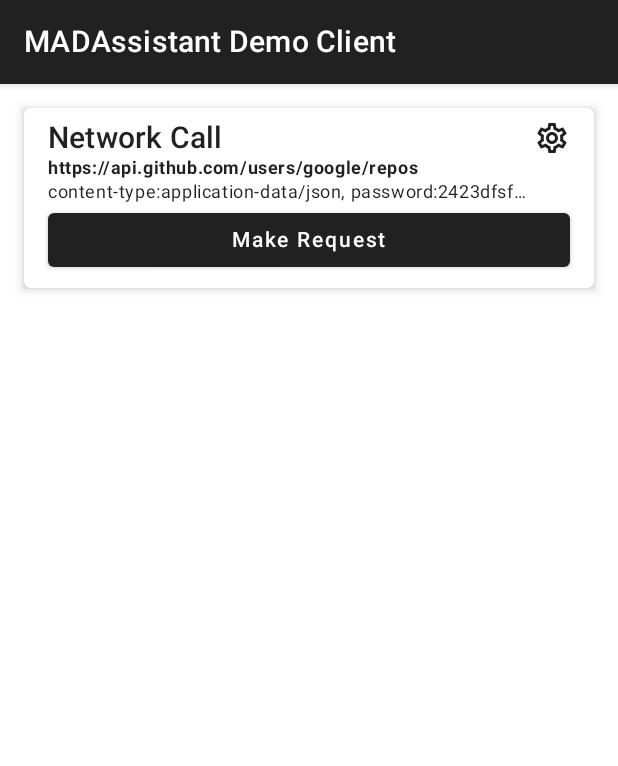
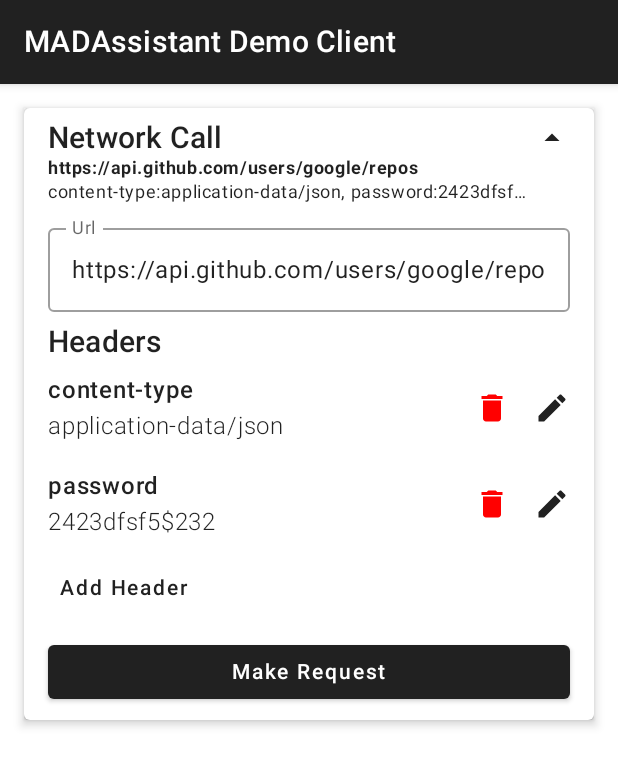
Before and after one commit to Evdayapps/madassistant-clientsdk, an Android app built with Jetpack Compose: the screen it shows after launch (TestActivity), on a phone screen of 412 x 824 dp. Shown: the top 766 px of the screen. Run offline under Robolectric (Android 15) with nearby library versions, the phone set to English and light mode, and no system bars; 5 statements that could not run were skipped.

Commit message:
Implemented collapsible configuration list for api calls

```diff
--- a/testapp/src/main/java/com/evdayapps/madassistant/testapp/TestActivity.kt
+++ b/testapp/src/main/java/com/evdayapps/madassistant/testapp/TestActivity.kt
@@ -83,10 +83,6 @@ class TestActivity : AppCompatActivity() {
         // Start a session
         madAssistantClient.startSession()
 
-        // Test log
-        madAssistantClient.logGenericLog(Log.INFO, "Test", "Just a test")
-
-
         madAssistantClient.logCrashes()
     }
 
--- a/testapp/src/main/java/com/evdayapps/madassistant/testapp/screens/MainScreen.kt
+++ b/testapp/src/main/java/com/evdayapps/madassistant/testapp/screens/MainScreen.kt
@@ -26,7 +26,10 @@ fun MainScreen(viewModel: MainScreenViewModel) {
             ApiCallWidget(
                 viewModel.networkCallConfig.value,
                 onRequestButtonClicked = viewModel::testApiCall,
-                onSettingsButtonClicked = {}
+                onUpdateConfig = { url, headers ->
+                    val new = MainScreenViewModel.NetworkCallConfig(url, headers)
+                    viewModel.networkCallConfig.value = new
+                }
             )
         }
     }
--- a/testapp/src/main/java/com/evdayapps/madassistant/testapp/screens/MainScreenViewModel.kt
+++ b/testapp/src/main/java/com/evdayapps/madassistant/testapp/screens/MainScreenViewModel.kt
@@ -12,13 +12,14 @@ import okhttp3.OkHttpClient
 import okhttp3.Request
 import kotlin.random.Random
 
+@Suppress("KotlinConstantConditions")
 class MainScreenViewModel(
     private val madAssistantClient: MADAssistantClient
 ) : ViewModel() {
 
     class NetworkCallConfig(
         val url: String,
-        val headers: Map<String, String>
+        val headers: List<Triple<String, String, Boolean>>
     )
 
 
@@ -26,9 +27,9 @@ class MainScreenViewModel(
     val networkCallConfig: MutableState<NetworkCallConfig> = mutableStateOf(
         NetworkCallConfig(
             url = "https://api.github.com/users/google/repos",
-            headers = mapOf(
-                Pair("content-type", "application-data/json"),
-                Pair("password", "2423dfsf5$232")
+            headers = listOf(
+                Triple("content-type", "application-data/json", false),
+                Triple("password", "2423dfsf5$232", false)
             )
         )
     )
@@ -47,7 +48,7 @@ class MainScreenViewModel(
                 // Make the call
                 val bldr = Request.Builder().url(networkCallConfig.value.url)
                 networkCallConfig.value.headers.forEach {
-                    bldr.addHeader(it.key, it.value)
+                    bldr.addHeader(it.first, it.second)
                 }
 
                 client.newCall(bldr.build()).execute()
@@ -60,8 +61,7 @@ class MainScreenViewModel(
 
 
     fun testCrashReport() {
-        val nullString: String = ""
-        println(nullString[4])
+        println(""[4])
     }
 
     fun testAnalytics() {
@@ -104,8 +104,7 @@ class MainScreenViewModel(
 
     fun testNonFatalException() {
         try {
-            val nullString: String = ""
-            println(nullString[4])
+            println(""[4])
         } catch (ex: Exception) {
             madAssistantClient.logException(ex)
         }
--- a/testapp/src/main/java/com/evdayapps/madassistant/testapp/screens/main/widgets/ApiCallWidget.kt
+++ b/testapp/src/main/java/com/evdayapps/madassistant/testapp/screens/main/widgets/ApiCallWidget.kt
@@ -1,34 +1,45 @@
 package com.evdayapps.madassistant.testapp.screens.main.widgets
 
+import androidx.compose.animation.AnimatedVisibility
+import androidx.compose.animation.core.animateFloatAsState
 import androidx.compose.foundation.clickable
-import androidx.compose.foundation.layout.Column
-import androidx.compose.foundation.layout.Row
-import androidx.compose.foundation.layout.fillMaxWidth
-import androidx.compose.foundation.layout.padding
+import androidx.compose.foundation.layout.*
 import androidx.compose.material.*
 import androidx.compose.material.icons.Icons
-import androidx.compose.material.icons.outlined.Settings
+import androidx.compose.material.icons.filled.ArrowDropDown
+import androidx.compose.material.icons.filled.CheckCircle
+import androidx.compose.material.icons.filled.Delete
+import androidx.compose.material.icons.filled.Edit
 import androidx.compose.runtime.Composable
+import androidx.compose.runtime.mutableStateOf
+import androidx.compose.runtime.remember
+import androidx.compose.ui.Alignment
 import androidx.compose.ui.Modifier
+import androidx.compose.ui.draw.rotate
 import androidx.compose.ui.draw.shadow
+import androidx.compose.ui.graphics.Color
 import androidx.compose.ui.text.font.FontWeight
+import androidx.compose.ui.text.input.TextFieldValue
 import androidx.compose.ui.text.style.TextOverflow
 import androidx.compose.ui.tooling.preview.Preview
 import androidx.compose.ui.unit.dp
 import com.evdayapps.madassistant.testapp.screens.MainScreenViewModel
 
-@Preview()
-@Composable()
+@Preview
+@Composable
 fun ApiCallWidget(
     config: MainScreenViewModel.NetworkCallConfig = MainScreenViewModel.NetworkCallConfig(
         "https://api.github.com/users/google/repos",
-        headers = mapOf(
-            Pair("content-type", "application-data/json")
+        headers = listOf(
+            Triple("content-type", "application-data/json", false)
         )
     ),
     onRequestButtonClicked: () -> Unit = {},
-    onSettingsButtonClicked: () -> Unit = {},
+    onUpdateConfig: (url: String, headers: List<Triple<String, String, Boolean>>) -> Unit = { _, _ -> }
 ) {
+    val expanded = remember { mutableStateOf(true) }
+    val rotateState = animateFloatAsState(targetValue = if (expanded.value) 180F else 0F)
+
     Card(
         modifier = Modifier.shadow(elevation = 4.dp)
     ) {
@@ -37,8 +48,7 @@ fun ApiCallWidget(
         ) {
             Row {
                 Column(
-                    modifier = Modifier
-                        .weight(1f, true)
+                    modifier = Modifier.weight(1f, true)
                 ) {
                     Text("Network Call", style = MaterialTheme.typography.h6)
                     Text(
@@ -50,8 +60,9 @@ fun ApiCallWidget(
                     )
                     if (config.headers.isNotEmpty()) {
                         Text(
-                            text = config.headers.map { "${it.key}:${it.value}" }
-                                .joinToString(", "),
+                            text = config.headers.joinToString(", ") {
+                                "${it.first}:${it.second}"
+                            },
                             overflow = TextOverflow.Ellipsis,
                             style = MaterialTheme.typography.caption,
                             maxLines = 1,
@@ -59,12 +70,40 @@ fun ApiCallWidget(
                     }
                 }
                 Icon(
-                    imageVector = Icons.Outlined.Settings,
-                    contentDescription = "Api Call Settings",
-                    modifier = Modifier.clickable {
-
+                    Icons.Default.ArrowDropDown, "",
+                    modifier = Modifier
+                        .rotate(rotateState.value)
+                        .clickable {
+                            expanded.value = !expanded.value
+                        }
+                )
+            }
+            AnimatedVisibility(visible = expanded.value) {
+                Column {
+                    Spacer(modifier = Modifier.height(8.dp))
+                    OutlinedTextField(
+                        value = config.url,
+                        singleLine = true,
+                        label = { Text("Url") },
+                        onValueChange = { onUpdateConfig(it, config.headers) }
+                    )
+                    Spacer(modifier = Modifier.height(8.dp))
+                    Text(
+                        "Headers",
+                        style = MaterialTheme.typography.h6
+                    )
+                    config.headers.map {
+                        ConfigItemWidget(it, onDelete = { item ->
+                            onUpdateConfig(config.url, config.headers.minus(item))
+                        })
                     }
-                )
+                    TextButton(onClick = {
+                        onUpdateConfig(config.url, config.headers.plus(Triple("", "", true)))
+                    }) {
+                        Text("Add Header")
+                    }
+                    Spacer(modifier = Modifier.height(8.dp))
+                }
             }
             Button(
                 modifier = Modifier.fillMaxWidth(),
@@ -75,3 +114,66 @@ fun ApiCallWidget(
         }
     }
 }
+
+@Preview
+@Composable
+fun ConfigItemWidget(
+    item: Triple<String, String, Boolean> = Triple("Test Key", "Test Value", false),
+    onDelete: (item: Triple<String, String, Boolean>) -> Unit = { _ -> }
+) {
+    val inEditMode = remember { mutableStateOf(item.third) }
+    val textFieldKey = remember { mutableStateOf(TextFieldValue(item.first)) }
+    val textFieldValue = remember { mutableStateOf(TextFieldValue(item.second)) }
+
+    return Row(modifier = Modifier.padding(vertical = 8.dp)) {
+        Column(modifier = Modifier.weight(1f)) {
+            AnimatedVisibility(visible = !inEditMode.value) {
+                Row(verticalAlignment = Alignment.CenterVertically) {
+                    Column(modifier = Modifier.weight(1f)) {
+                        Text(item.first, fontWeight = FontWeight.Medium)
+                        Text(item.second, fontWeight = FontWeight.Light)
+                    }
+                    Icon(
+                        imageVector = Icons.Default.Delete,
+                        contentDescription = "Delete Item",
+                        tint = Color.Red,
+                        modifier = Modifier.clickable { onDelete(item) }
+                    )
+                    Spacer(modifier = Modifier.width(16.dp))
+                    Icon(
+                        imageVector = Icons.Default.Edit,
+                        contentDescription = "Edit Item",
+                        modifier = Modifier.clickable { inEditMode.value = true }
+                    )
+                }
+            }
+            AnimatedVisibility(visible = inEditMode.value) {
+                Row {
+                    Column(modifier = Modifier.weight(1f)) {
+                        OutlinedTextField(
+                            value = textFieldKey.value,
+                            label = { Text("Key") },
+                            onValueChange = { textFieldKey.value = it }
+                        )
+                        OutlinedTextField(
+                            value = textFieldValue.value,
+                            label = { Text("Value") },
+                            onValueChange = {
+                                textFieldValue.value = it
+                            }
+                        )
+                    }
+                    Spacer(modifier = Modifier.width(16.dp))
+                    Icon(
+                        imageVector = Icons.Default.CheckCircle,
+                        contentDescription = "Edit Item",
+                        modifier = Modifier.clickable {
+                            inEditMode.value = false
+                        }
+                    )
+                }
+            }
+        }
+    }
+
+}
```
